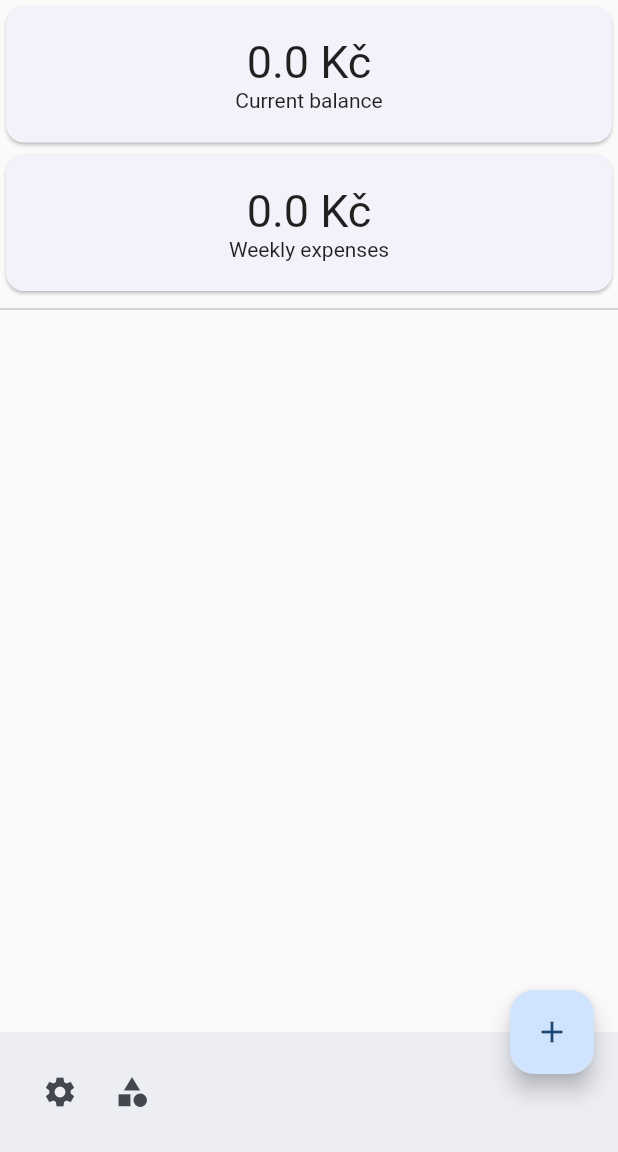
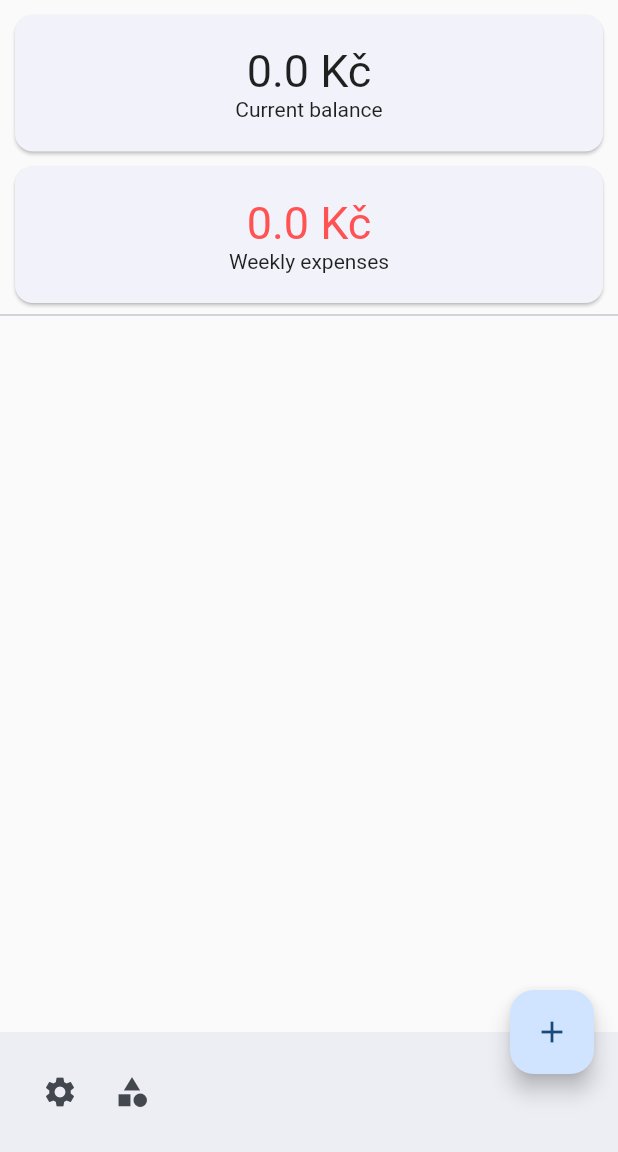
Before and after one commit to hendrychjan/connie, a Flutter app: the HomePage screen opened directly, on a phone screen of 412 x 824 dp, the part 84-1236 px from its top. Run offline on Flutter 3.47's test engine with Material 2 defaults, Android fonts, the phone set to English and light mode, and no system bars; our stand-ins replace flutter_colorpicker, get, hive, hive_flutter, package_info_plus; missing offline and left inert: bson; accounts and stored records are empty.

Commit message:
Fix padding gaps around cards in homepage

```diff
--- a/lib/pages/home_page.dart
+++ b/lib/pages/home_page.dart
@@ -82,6 +82,7 @@ class _HomePageState extends State<HomePage> {
           FinanceCardWidget(
             value: AppController.to.periodExpenses,
             title: "Weekly expenses",
+            color: Colors.redAccent,
           ),
           const Divider(),
           Expanded(
--- a/lib/widgets/financial_record/finance_card_widget.dart
+++ b/lib/widgets/financial_record/finance_card_widget.dart
@@ -4,10 +4,12 @@ import 'package:get/get.dart';
 class FinanceCardWidget extends StatefulWidget {
   final RxDouble value;
   final String title;
+  final Color? color;
   const FinanceCardWidget({
     super.key,
     required this.value,
     required this.title,
+    this.color,
   });
 
   @override
@@ -18,6 +20,7 @@ class _FinanceCardWidgetState extends State<FinanceCardWidget> {
   @override
   Widget build(BuildContext context) {
     return Card(
+      margin: const EdgeInsets.only(left: 10, right: 10, top: 10),
       child: Column(
         children: [
           Padding(
@@ -25,8 +28,9 @@ class _FinanceCardWidgetState extends State<FinanceCardWidget> {
             child: Obx(
               () => Text(
                 "${widget.value} Kč",
-                style: const TextStyle(
+                style: TextStyle(
                   fontSize: 30,
+                  color: widget.color,
                 ),
               ),
             ),
```
